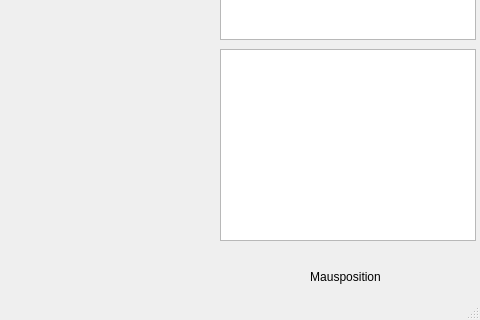
Old version of the form mainwindow.ui in the repository TischlerWilly/simson; both pictures show x 320 to 800 and y 280 to 600 of the 800 by 600 pixel window.
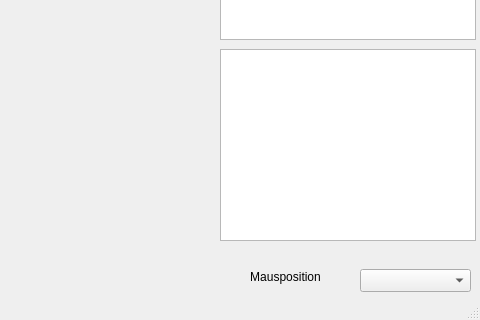
New version of the form.

Patch:
```diff
--- a/mainwindow.ui
+++ b/mainwindow.ui
@@ -45,7 +45,7 @@
      <rect>
       <x>540</x>
       <y>530</y>
-      <width>251</width>
+      <width>131</width>
       <height>16</height>
      </rect>
     </property>
@@ -66,6 +66,16 @@
      </rect>
     </property>
    </widget>
+   <widget class="QComboBox" name="comboBox_maschinen">
+    <property name="geometry">
+     <rect>
+      <x>680</x>
+      <y>530</y>
+      <width>111</width>
+      <height>23</height>
+     </rect>
+    </property>
+   </widget>
   </widget>
   <widget class="QMenuBar" name="menubar">
    <property name="geometry">
```
Left out of the diff: 6 changed lines with no effect on the pictures.
